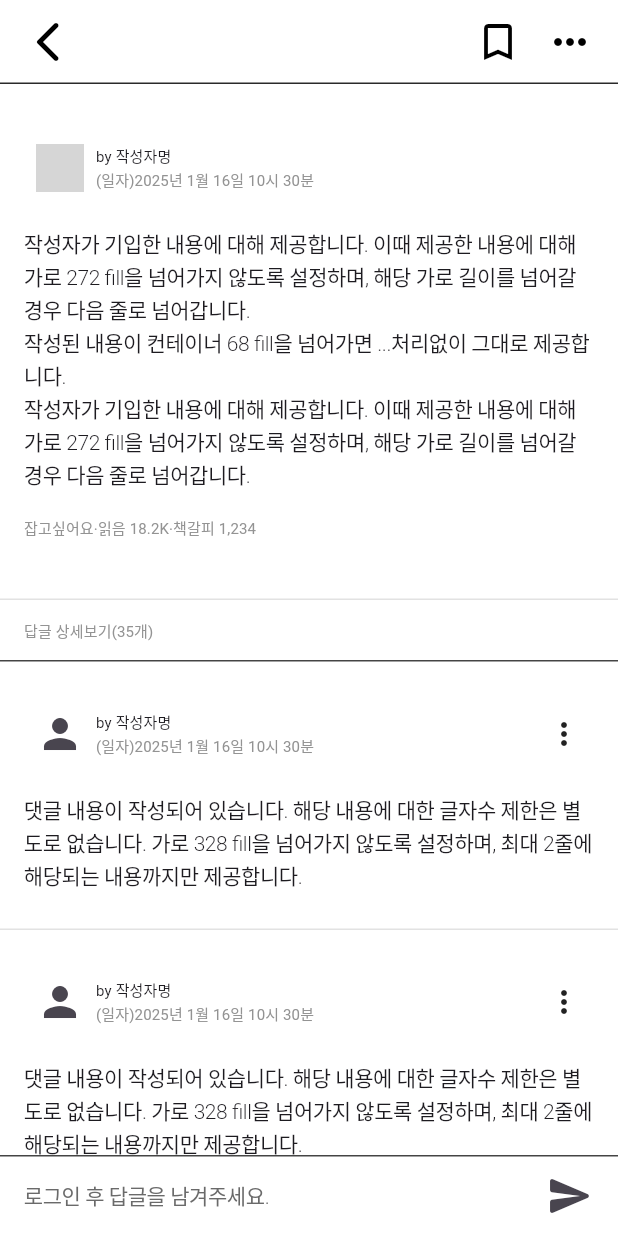
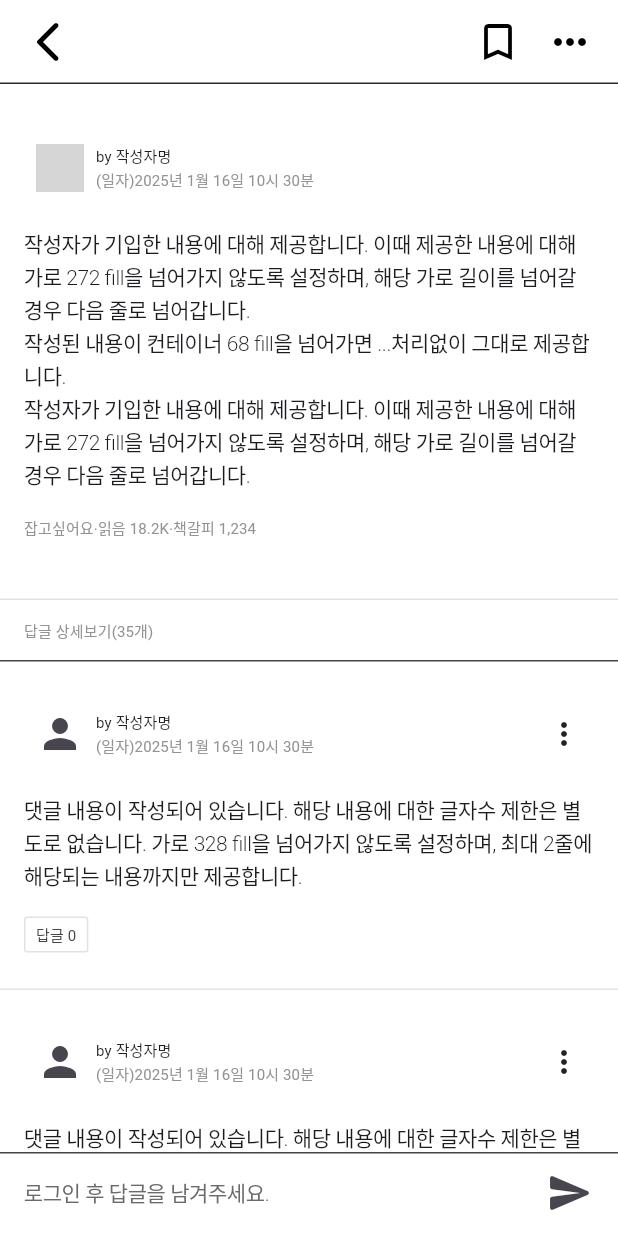
Before and after one commit to Ibyeol-note/client, a Flutter app: the LibDetailView screen opened directly, on a phone screen of 412 x 824 dp. Run offline on Flutter 3.47's test engine with Material 3 defaults, Android fonts, the phone set to English and light mode, and no system bars; our stand-ins replace flutter_dotenv, flutter_riverpod, flutter_svg, freezed_annotation, shared_preferences; missing offline and left inert: dart:js; accounts and stored records are empty; generated files the repository leaves out were written again; network calls fail; Roboto replaces fonts that are missing (SpoqaHanSansNeo); grey boxes are pictures that could not be loaded.

Commit message:
feat: 대댓글 화면

```diff
--- a/lib/common/constants/strings.dart
+++ b/lib/common/constants/strings.dart
@@ -1,6 +1,8 @@
 class DefaultText {
   static const String dummy =
       "작성자가 기입한 내용에 대해 제공합니다. 이때 제공한 내용에 대해 가로 272 fill을 넘어가지 않도록 설정하며, 해당 가로 길이를 넘어갈 경우 다음 줄로 넘어갑니다. \n작성된 내용이 컨테이너 68 fill을 넘어가면 ...처리없이 그대로 제공합니다.\n작성자가 기입한 내용에 대해 제공합니다. 이때 제공한 내용에 대해 가로 272 fill을 넘어가지 않도록 설정하며, 해당 가로 길이를 넘어갈 경우 다음 줄로 넘어갑니다. ";
+  static const String commentDummy =
+      "댓글 내용이 작성되어 있습니다. 해당 내용에 대한 글자수 제한은 별도로 없습니다. 가로 328 fill을 넘어가지 않도록 설정하며, 최대 2줄에 해당되는 내용까지만 제공합니다.";
 
   static const String toForget = "잊고 싶은 그 사람과의 추억,\n이곳에 남겨두고 가요.";
   static const String toHold = "잡고 싶은 그 사람에 대한 기억,\n이곳에 적어둬요.";
--- a/lib/library/components/comment_card.dart
+++ b/lib/library/components/comment_card.dart
@@ -2,16 +2,27 @@ import 'package:flutter/material.dart';
 import 'package:ibyeol_note/common/components/base_card/base_card.dart';
 import 'package:ibyeol_note/common/styles/colors.dart';
 import 'package:ibyeol_note/common/styles/typos.dart';
+import 'package:ibyeol_note/library/comment_view.dart';
 import 'package:ibyeol_note/library/components/library_card_header.dart';
+import 'package:ibyeol_note/library/components/recomment_card.dart';
 
 class CommentCard extends StatelessWidget {
   const CommentCard({super.key, required this.data});
 
   final CommentCardData data;
+
   @override
   Widget build(BuildContext context) {
     final reCommentsNum = data.reComments.length;
-    return Padding(
+    return GestureDetector(
+      onTap: () {
+        Navigator.of(context).push(
+          MaterialPageRoute(
+            builder: (context) => CommentView(comment: data),
+          ),
+        );
+      },
+      child: Padding(
         padding: const EdgeInsets.symmetric(vertical: 16, horizontal: 8),
         child: BaseCard(
           header: Row(
@@ -38,25 +49,23 @@ class CommentCard extends StatelessWidget {
             data.bodyText,
             style: Typos.bodySmall,
           ),
-        footer: reCommentsNum > 0
-            ? Row(
-                children: [
-                  Text(
-                    data.reComments[0].writter,
+          footer: Container(
+            padding: const EdgeInsets.symmetric(horizontal: 7, vertical: 3),
+            decoration: BoxDecoration(
+              border: Border.all(
+                color: MyColors.gray100,
+                width: 1,
+              ),
+              borderRadius: BorderRadius.circular(2),
+            ),
+            child: Text(
+              "답글 $reCommentsNum",
               style: Typos.captionMedium.copyWith(
                 color: MyColors.fontDarkGray,
               ),
             ),
-                  const SizedBox(width: 2),
-                  Text(
-                    "${reCommentsNum > 1 ? "외 ${reCommentsNum - 1}명이" : "(이)가"} 답글을 남겼습니다.",
-                    style: Typos.captionMedium.copyWith(
-                      color: MyColors.fontLightGray,
           ),
         ),
-                ],
-              )
-            : null,
       ),
     );
   }
@@ -75,14 +84,3 @@ class CommentCardData extends CardData {
     this.profileImage,
   });
 }
-
-class ReCommentCardData extends CardData {
-  final String? profileImage;
-
-  const ReCommentCardData({
-    required super.date,
-    required super.writter,
-    required super.bodyText,
-    this.profileImage,
-  });
-}
--- /dev/null
+++ b/lib/library/components/comment_input.dart
@@ -0,0 +1,58 @@
+import 'package:flutter/material.dart';
+import 'package:ibyeol_note/common/styles/colors.dart';
+import 'package:ibyeol_note/common/styles/typos.dart';
+
+class CommentInput extends StatelessWidget {
+  const CommentInput({super.key});
+
+  @override
+  Widget build(BuildContext context) {
+    return Container(
+      padding: const EdgeInsets.only(bottom: 0, left: 8, right: 8),
+      constraints: const BoxConstraints(
+        minHeight: 54,
+        maxHeight: 100,
+        minWidth: double.infinity,
+        maxWidth: double.infinity,
+      ),
+      width: double.infinity,
+      decoration: const BoxDecoration(
+        border: Border(
+          top: BorderSide(
+            color: MyColors.gray500,
+            width: 1,
+          ),
+        ),
+        color: Colors.white,
+      ),
+      child: Row(
+        children: [
+          Expanded(
+            child: TextField(
+              minLines: 1,
+              maxLines: null,
+              keyboardType: TextInputType.multiline,
+              decoration: InputDecoration(
+                hintText: "로그인 후 답글을 남겨주세요.",
+                hintStyle: Typos.bodySmall.copyWith(color: MyColors.fontGray),
+                border: InputBorder.none,
+                contentPadding: const EdgeInsets.symmetric(
+                  horizontal: 8,
+                  vertical: 8,
+                ),
+              ),
+              style: Typos.bodySmall.copyWith(color: MyColors.fontBlack),
+            ),
+          ),
+          IconButton(
+            onPressed: () {},
+            icon: const Icon(
+              Icons.send_rounded,
+              size: 32,
+            ),
+          )
+        ],
+      ),
+    );
+  }
+}
--- a/lib/library/lib_detail_view.dart
+++ b/lib/library/lib_detail_view.dart
@@ -1,11 +1,14 @@
 import 'package:flutter/material.dart';
+import 'package:ibyeol_note/common/constants/strings.dart';
 import 'package:ibyeol_note/common/styles/colors.dart';
 import 'package:ibyeol_note/common/styles/typos.dart';
 import 'package:ibyeol_note/common/widgets/app_bar_btn.dart';
 import 'package:ibyeol_note/common/widgets/custom_app_bar.dart';
 import 'package:ibyeol_note/library/components/comment_card.dart';
+import 'package:ibyeol_note/library/components/comment_input.dart';
 import 'package:ibyeol_note/library/components/library_card.dart';
 import 'package:ibyeol_note/library/components/library_detail_card.dart';
+import 'package:ibyeol_note/library/components/recomment_card.dart';
 
 class LibDetailView extends StatelessWidget {
   const LibDetailView({super.key});
@@ -17,8 +20,7 @@ class LibDetailView extends StatelessWidget {
       (idx) => CommentCardData(
         date: DateTime.now(),
         writter: "작성자명",
-        bodyText:
-            "댓글 내용이 작성되어 있습니다. 해당 내용에 대한 글자수 제한은 별도로 없습니다. 가로 328 fill을 넘어가지 않도록 설정하며, 최대 2줄에 해당되는 내용까지만 제공합니다.",
+        bodyText: DefaultText.commentDummy,
         reComments: idx % 2 == 0
             ? []
             : List.generate(
@@ -32,8 +34,7 @@ class LibDetailView extends StatelessWidget {
       ),
     );
 
-    return SafeArea(
-      child: Scaffold(
+    return Scaffold(
       backgroundColor: Colors.white,
       appBar: LineAppBar(
         child: AppBar(
@@ -74,8 +75,7 @@ class LibDetailView extends StatelessWidget {
                   data: LibraryCardData(
                     date: DateTime.now(),
                     writter: '작성자명',
-                      bodyText:
-                          '작성자가 기입한 내용에 대해 제공합니다. 이때 제공한 내용에 대해 가로 272 fill을 넘어가지 않도록 설정하며, 해당 가로 길이를 넘어갈 경우 다음 줄로 넘어갑니다.\n작성된 내용이 컨테이너 68 fill을 넘어가면 ...처리없이 그대로 제공합니다.\n작성자가 기입한 내용에 대해 제공합니다. 이때 제공한 내용에 대해 가로 272 fill을 넘어가지 않도록 설정하며, 해당 가로 길이를 넘어갈 경우 다음 줄로 넘어갑니다.',
+                    bodyText: DefaultText.dummy,
                     isHoldOn: false,
                     viewCount: 18200,
                     bookmarkCount: 1234,
@@ -120,52 +120,10 @@ class LibDetailView extends StatelessWidget {
         ),
       ),
       bottomSheet: Container(
-            constraints: const BoxConstraints(
-              minHeight: 54,
-              maxHeight: 100,
-              minWidth: double.infinity,
-              maxWidth: double.infinity,
-            ),
-            width: double.infinity,
-            decoration: const BoxDecoration(
-              border: Border(
-                top: BorderSide(
-                  color: MyColors.gray500,
-                  width: 1,
-                ),
-              ),
+        alignment: Alignment.topCenter,
         color: Colors.white,
-            ),
-            padding: const EdgeInsetsDirectional.symmetric(horizontal: 8),
-            child: Row(
-              children: [
-                Expanded(
-                  child: TextField(
-                    minLines: 1,
-                    maxLines: null,
-                    keyboardType: TextInputType.multiline,
-                    decoration: InputDecoration(
-                      hintText: "로그인 후 답글을 남겨주세요.",
-                      hintStyle:
-                          Typos.bodySmall.copyWith(color: MyColors.fontGray),
-                      border: InputBorder.none,
-                      contentPadding: const EdgeInsets.symmetric(
-                        horizontal: 8,
-                        vertical: 8,
-                      ),
-                    ),
-                    style: Typos.bodySmall.copyWith(color: MyColors.fontBlack),
-                  ),
-                ),
-                IconButton(
-                  onPressed: () {},
-                  icon: const Icon(
-                    Icons.send_rounded,
-                    size: 32,
-                  ),
-                )
-              ],
-            )),
+        height: 56 + MediaQuery.of(context).padding.bottom,
+        child: const CommentInput(),
       ),
     );
   }
--- a/pubspec.yaml
+++ b/pubspec.yaml
@@ -25,6 +25,7 @@ dependencies:
   shared_preferences: ^2.3.2
   go_router: ^14.3.0
   intl: ^0.20.1
+  flutter_svg: ^2.0.17
 
 
 dev_dependencies:
@@ -46,6 +47,7 @@ flutter:
     - assets/release.env
     - assets/place_holder.png
     - assets/fonts/
+    - assets/icons/
 
   fonts:
     - family: MinSans
```
Also changed, not shown: lib/library/comment_view.dart (added, +53 -0 lines), lib/library/components/recomment_card.dart (added, +73 -0 lines), assets/icons/ic_24_reply.svg (added), pubspec.lock. Lines whose indentation alone changed are shown as unchanged.
